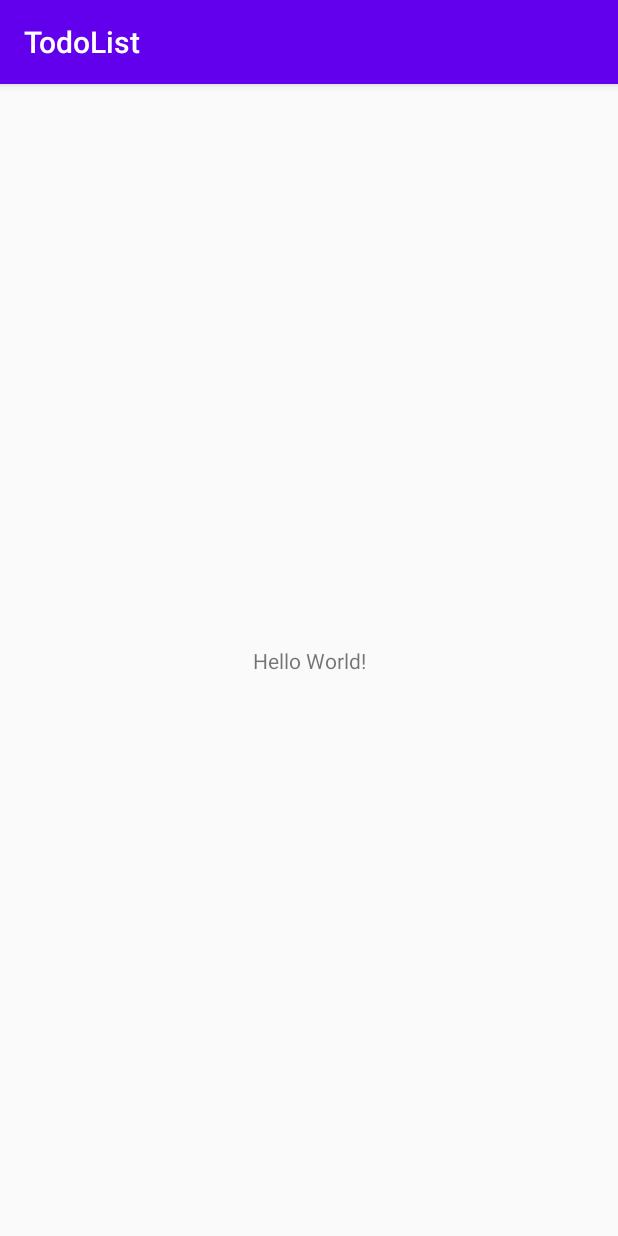
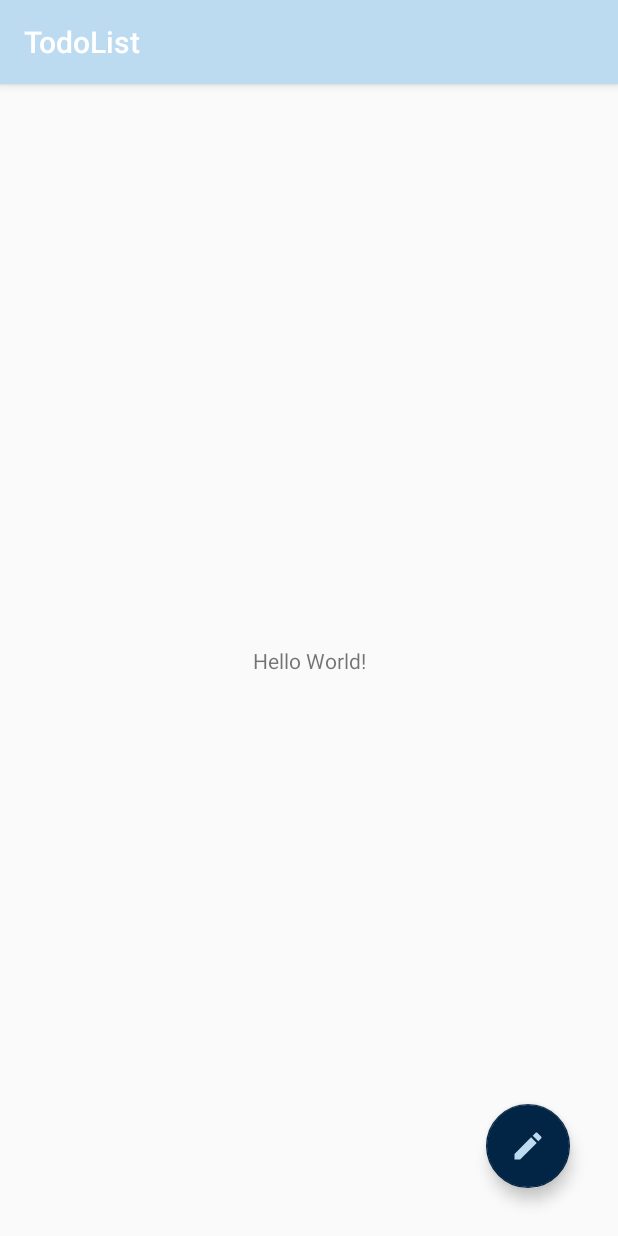
Before and after one commit to fturek/TodoList, an Android app: the screen it shows after launch (MainActivity), on a phone screen of 412 x 824 dp. Run offline under Robolectric (Android 15) with nearby library versions, the phone set to English and light mode, and no system bars.

Commit message:
Add floating button to layout

```diff
--- a/app/src/main/java/com/fturek/todolist/MainActivity.kt
+++ b/app/src/main/java/com/fturek/todolist/ui/MainActivity.kt
@@ -4,6 +4,7 @@ import androidx.appcompat.app.AppCompatActivity
 import android.os.Bundle
 
 class MainActivity : AppCompatActivity() {
+
     override fun onCreate(savedInstanceState: Bundle?) {
         super.onCreate(savedInstanceState)
         setContentView(R.layout.activity_main)
--- /dev/null
+++ b/app/src/main/res/drawable/ic_new_item.xml
@@ -0,0 +1,9 @@
+<vector xmlns:android="http://schemas.android.com/apk/res/android"
+    android:width="24dp"
+    android:height="24dp"
+    android:viewportWidth="24"
+    android:viewportHeight="24">
+  <path
+      android:fillColor="#FF000000"
+      android:pathData="M3,17.25V21h3.75L17.81,9.94l-3.75,-3.75L3,17.25zM20.71,7.04c0.39,-0.39 0.39,-1.02 0,-1.41l-2.34,-2.34c-0.39,-0.39 -1.02,-0.39 -1.41,0l-1.83,1.83 3.75,3.75 1.83,-1.83z"/>
+</vector>
--- a/app/src/main/res/layout/activity_main.xml
+++ b/app/src/main/res/layout/activity_main.xml
@@ -4,7 +4,7 @@
     xmlns:tools="http://schemas.android.com/tools"
     android:layout_width="match_parent"
     android:layout_height="match_parent"
-    tools:context=".MainActivity">
+    tools:context=".ui.MainActivity">
 
     <TextView
         android:layout_width="wrap_content"
@@ -15,4 +15,18 @@
         app:layout_constraintRight_toRightOf="parent"
         app:layout_constraintTop_toTopOf="parent" />
 
+
+    <com.google.android.material.floatingactionbutton.FloatingActionButton
+        android:id="@+id/fab"
+        android:layout_width="wrap_content"
+        android:layout_height="wrap_content"
+        android:layout_gravity="bottom|end"
+        android:layout_marginEnd="32dp"
+        android:layout_marginBottom="32dp"
+        app:backgroundTint="@color/colorPrimaryDark"
+        app:layout_constraintBottom_toBottomOf="parent"
+        app:layout_constraintEnd_toEndOf="parent"
+        app:srcCompat="@drawable/ic_new_item"
+        app:tint="@color/colorPrimary" />
+
 </androidx.constraintlayout.widget.ConstraintLayout>
--- a/app/src/main/res/values/colors.xml
+++ b/app/src/main/res/values/colors.xml
@@ -1,6 +1,7 @@
 <?xml version="1.0" encoding="utf-8"?>
 <resources>
-    <color name="colorPrimary">#6200EE</color>
-    <color name="colorPrimaryDark">#3700B3</color>
-    <color name="colorAccent">#03DAC5</color>
+    <color name="colorPrimary">#BCDBF1</color>
+    <color name="colorPrimaryDark">#022546</color>
+    <color name="colorAccent">#ED8B78</color>
+    <color name="colorBackground">#F7F7F7</color>
 </resources>
```
